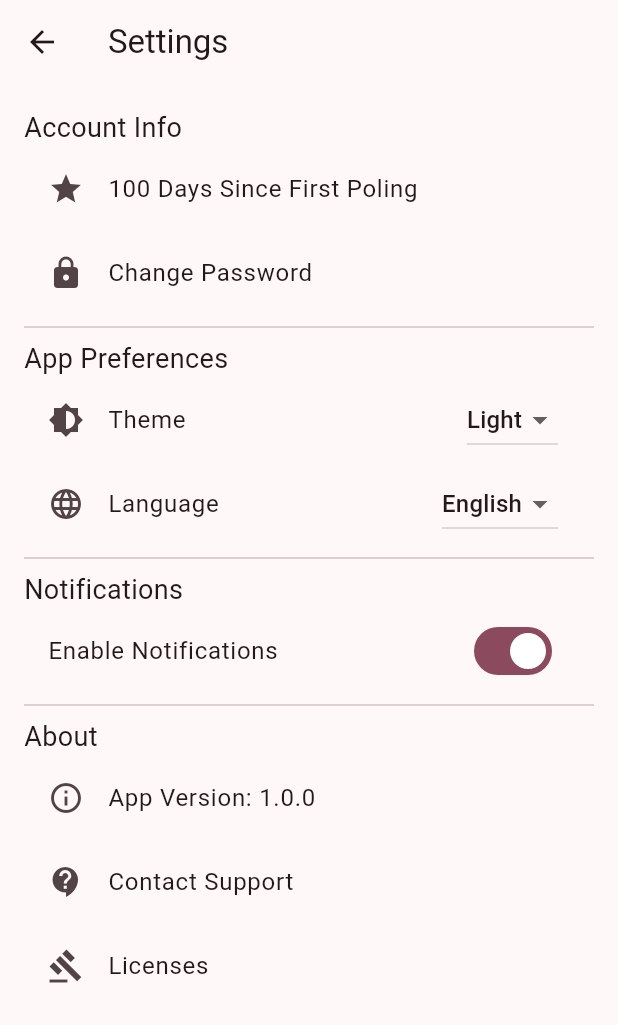
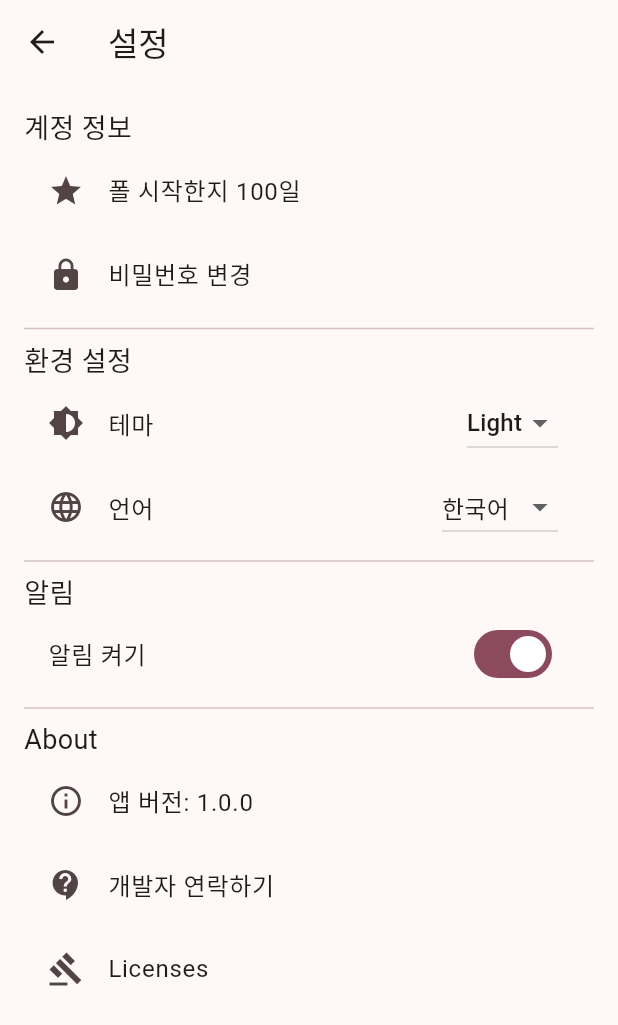
Before and after one commit to MontyCoder0701/pole-app, a Flutter app: the screen it shows after launch, after a tap on the "settings" icon, on a phone screen of 412 x 824 dp. Shown: the top 1025 px of the screen. Run offline on Flutter 3.47's test engine with Material 3 defaults, Android fonts, the phone set to English and light mode, and no system bars; missing offline and left inert: photo_manager.

Commit message:
fix: 기본 디자인 수정

```diff
--- a/lib/main.dart
+++ b/lib/main.dart
@@ -75,11 +75,11 @@ class _MyHomePageState extends State<MyHomePage> {
         items: const [
           BottomNavigationBarItem(
             icon: Icon(Icons.photo_camera_back),
-            label: 'My Records',
+            label: '내 폴기록',
           ),
           BottomNavigationBarItem(
             icon: Icon(Icons.flag_outlined),
-            label: 'My Progress',
+            label: '내 성장기록',
           ),
         ],
       ),
--- a/lib/progress.page.dart
+++ b/lib/progress.page.dart
@@ -1,5 +1,6 @@
 import 'package:flutter/material.dart';
 
+import 'progress-detail.page.dart';
 import 'theme.dart';
 
 class ProgressPage extends StatefulWidget {
@@ -11,27 +12,26 @@ class ProgressPage extends StatefulWidget {
 
 class _ProgressPageState extends State<ProgressPage> {
   final List<List<bool>> _completedTasks = [
-    List.generate(9, (_) => false),
+    [true, true, false, true, false, true, false],
     List.generate(9, (_) => false),
     List.generate(9, (_) => false),
   ];
 
   final List<List<String>> _exampleTasks = [
     [
-      '초급 스텝 연습',
-      '기본 턴 연습',
-      '크로스 홀드',
-      '폴 잡고 무게 옮기기',
-      '기본 플랭크 자세',
-      '폴에서 다리 펴기 연습',
-      '한쪽 다리 들기 연습',
-      '폴과 함께 걷기',
-      '기본 스트레칭',
+      '베이스볼 그립',
+      '클라임',
+      '폴싯',
+      '팅커벨',
+      '프린세스',
+      '이지 보텍스',
+      '핀업걸',
     ],
     [
-      '스핀 턴',
-      '폴 올라가기 연습',
-      '폴에서 밸런스 잡기',
+      '다프네',
+      '투클라임',
+      '큐피드',
+      '턴테이블',
       '앞으로 회전 스텝',
       '뒤로 회전 스텝',
       '하프 플랭크 자세',
@@ -57,11 +57,39 @@ class _ProgressPageState extends State<ProgressPage> {
     return Scaffold(
       body: Padding(
         padding: const EdgeInsets.all(12.0),
-        child: ListView.separated(
+        child: ListView(
+          children: [
+            Card(
+              elevation: 1,
+              child: Padding(
+                padding: const EdgeInsets.all(12),
+                child: Column(
+                  spacing: 3,
+                  crossAxisAlignment: CrossAxisAlignment.start,
+                  children: [
+                    Text(
+                      '동작 도장깨기!',
+                      style: TextStyle(
+                        fontSize: 20,
+                        fontWeight: FontWeight.bold,
+                      ),
+                    ),
+                    const Text(
+                      '난이도 별 동작 도장깨기에 도전해보세요! 각 동작을 눌러 지금까지 내 성장기록을 살펴보세요!',
+                      style: TextStyle(fontSize: 16),
+                    ),
+                  ],
+                ),
+              ),
+            ),
+            const SizedBox(height: 30),
+            ListView.separated(
+              shrinkWrap: true,
+              physics: const NeverScrollableScrollPhysics(),
               separatorBuilder: (context, index) => SizedBox(height: 30),
               itemCount: _completedTasks.length,
               itemBuilder: (context, gridIndex) {
-            final title = ['초급', '중급', '고급'][gridIndex];
+                final title = ['나는 폴린이!', '이제 초급!', '좀 하는 중급'][gridIndex];
                 return Column(
                   crossAxisAlignment: CrossAxisAlignment.start,
                   children: [
@@ -76,7 +104,8 @@ class _ProgressPageState extends State<ProgressPage> {
                     GridView.builder(
                       shrinkWrap: true,
                       physics: const NeverScrollableScrollPhysics(),
-                  gridDelegate: const SliverGridDelegateWithFixedCrossAxisCount(
+                      gridDelegate:
+                          const SliverGridDelegateWithFixedCrossAxisCount(
                         crossAxisCount: 3,
                         crossAxisSpacing: 8,
                         mainAxisSpacing: 8,
@@ -86,10 +115,14 @@ class _ProgressPageState extends State<ProgressPage> {
                       itemBuilder: (context, index) {
                         return GestureDetector(
                           onTap: () {
-                        setState(() {
-                          _completedTasks[gridIndex][index] =
-                              !_completedTasks[gridIndex][index];
-                        });
+                            Navigator.push(
+                              context,
+                              MaterialPageRoute(
+                                builder: (context) => ProgressDetailPage(
+                                  taskTitle: _exampleTasks[gridIndex][index],
+                                ),
+                              ),
+                            );
                           },
                           child: Stack(
                             children: [
@@ -113,8 +146,8 @@ class _ProgressPageState extends State<ProgressPage> {
                                   child: Icon(
                                     Icons.verified,
                                     size: 80,
-                                color:
-                                    CustomColor.primary.withValues(alpha: 0.5),
+                                    color: CustomColor.primary
+                                        .withValues(alpha: 0.5),
                                   ),
                                 ),
                             ],
@@ -126,6 +159,8 @@ class _ProgressPageState extends State<ProgressPage> {
                 );
               },
             ),
+          ],
+        ),
       ),
     );
   }
--- a/lib/records.page.dart
+++ b/lib/records.page.dart
@@ -1,4 +1,3 @@
-import 'package:flutter/foundation.dart';
 import 'package:flutter/material.dart';
 import 'package:photo_manager/photo_manager.dart';
 
@@ -23,12 +22,16 @@ class _RecordsPageState extends State<RecordsPage> {
     return Scaffold(
       body: Padding(
         padding: const EdgeInsets.all(8.0),
-        child: GridView.builder(
+        child: _videos.isEmpty
+            ? Center(
+                child: Text('새 기록을 추가해보세요!'),
+              )
+            : GridView.builder(
                 gridDelegate: const SliverGridDelegateWithFixedCrossAxisCount(
                   crossAxisCount: 2,
                   crossAxisSpacing: 8,
                   mainAxisSpacing: 8,
-            childAspectRatio: 0.6,
+                  childAspectRatio: 0.55,
                 ),
                 itemCount: _videos.length,
                 itemBuilder: (context, index) {
@@ -37,9 +40,8 @@ class _RecordsPageState extends State<RecordsPage> {
                     onTap: () async {
                       final file = await video.file;
                       if (file != null) {
-                  if (kDebugMode) {
-                    print('Video Path: ${file.path}');
-                  }
+                        debugPrint('Video id: ${video.id}');
+                        debugPrint('Video Path: ${file.path}');
                       }
                     },
                     child: Card(
@@ -50,7 +52,7 @@ class _RecordsPageState extends State<RecordsPage> {
                       child: Padding(
                         padding: const EdgeInsets.all(8.0),
                         child: Column(
-                    spacing: 7,
+                          spacing: 15,
                           // TODO: Tablet / iPhone SE 확인
                           crossAxisAlignment: CrossAxisAlignment.stretch,
                           children: [
@@ -62,13 +64,15 @@ class _RecordsPageState extends State<RecordsPage> {
                               height: 180,
                               child: FutureBuilder<Widget>(
                                 future: video
-                              .thumbnailDataWithSize(ThumbnailSize(300, 500))
+                                    .thumbnailDataWithSize(
+                                        ThumbnailSize(300, 500))
                                     .then((data) {
                                   if (data != null) {
                                     // TODO: 영상 삭제된 경우 처리
                                     return ClipRRect(
                                       borderRadius: BorderRadius.circular(8),
-                                child: Image.memory(data, fit: BoxFit.cover),
+                                      child:
+                                          Image.memory(data, fit: BoxFit.cover),
                                     );
                                   }
                                   return const Icon(Icons.broken_image);
@@ -98,7 +102,7 @@ class _RecordsPageState extends State<RecordsPage> {
                                   label: Text(
                                     '#꼬리치기',
                                     style: TextStyle(
-                                fontSize: 10,
+                                      fontSize: 12,
                                       fontWeight: FontWeight.bold,
                                     ),
                                   ),
@@ -111,7 +115,7 @@ class _RecordsPageState extends State<RecordsPage> {
                                   label: Text(
                                     '#아프로디테',
                                     style: TextStyle(
-                                fontSize: 10,
+                                      fontSize: 12,
                                       fontWeight: FontWeight.bold,
                                     ),
                                   ),
@@ -124,7 +128,7 @@ class _RecordsPageState extends State<RecordsPage> {
                                   label: Text(
                                     '#투클라임',
                                     style: TextStyle(
-                                fontSize: 10,
+                                      fontSize: 12,
                                       fontWeight: FontWeight.bold,
                                     ),
                                   ),
--- a/lib/settings.page.dart
+++ b/lib/settings.page.dart
@@ -8,32 +8,32 @@ class SettingsPage extends StatelessWidget {
     return Scaffold(
       appBar: AppBar(
         centerTitle: false,
-        title: const Text('Settings'),
+        title: const Text('설정'),
       ),
       body: ListView(
         padding: const EdgeInsets.all(16.0),
         children: [
           const Text(
-            'Account Info',
+            '계정 정보',
             style: TextStyle(fontSize: 18),
           ),
           ListTile(
             leading: const Icon(Icons.star),
-            title: const Text('100 Days Since First Poling'),
+            title: const Text('폴 시작한지 100일'),
           ),
           ListTile(
             leading: const Icon(Icons.lock),
-            title: const Text('Change Password'),
+            title: const Text('비밀번호 변경'),
             onTap: () {},
           ),
           const Divider(),
           const Text(
-            'App Preferences',
+            '환경 설정',
             style: TextStyle(fontSize: 18),
           ),
           ListTile(
             leading: const Icon(Icons.brightness_6),
-            title: const Text('Theme'),
+            title: const Text('테마'),
             trailing: DropdownButton<String>(
               value: 'Light',
               items: const [
@@ -45,35 +45,35 @@ class SettingsPage extends StatelessWidget {
           ),
           ListTile(
             leading: const Icon(Icons.language),
-            title: const Text('Language'),
+            title: const Text('언어'),
             trailing: DropdownButton<String>(
-              value: 'English',
+              value: 'Korean',
               items: const [
                 DropdownMenuItem(value: 'English', child: Text('English')),
-                DropdownMenuItem(value: 'Korean', child: Text('Korean')),
+                DropdownMenuItem(value: 'Korean', child: Text('한국어')),
               ],
               onChanged: (value) {},
             ),
           ),
           const Divider(),
           const Text(
-            'Notifications',
+            '알림',
             style: TextStyle(fontSize: 18),
           ),
           SwitchListTile(
             value: true,
             onChanged: (value) {},
-            title: const Text('Enable Notifications'),
+            title: const Text('알림 켜기'),
           ),
           const Divider(),
           const Text('About', style: TextStyle(fontSize: 18)),
           ListTile(
             leading: const Icon(Icons.info_outline),
-            title: const Text('App Version: 1.0.0'),
+            title: const Text('앱 버전: 1.0.0'),
           ),
           ListTile(
             leading: const Icon(Icons.contact_support),
-            title: const Text('Contact Support'),
+            title: const Text('개발자 연락하기'),
             onTap: () {},
           ),
           ListTile(
--- a/lib/video_picker.page.dart
+++ b/lib/video_picker.page.dart
@@ -41,7 +41,7 @@ class VideoPickerPageState extends State<VideoPickerPage> {
   Widget build(BuildContext context) {
     return Scaffold(
       appBar: AppBar(
-        title: Text('Select Video to Upload'),
+        title: Text('기록할 영상을 선택하세요'),
       ),
       body: GridView.builder(
         gridDelegate: SliverGridDelegateWithFixedCrossAxisCount(
```
Also changed, not shown: lib/progress-detail.page.dart (added, +218 -0 lines). Lines whose indentation alone changed are shown as unchanged.
